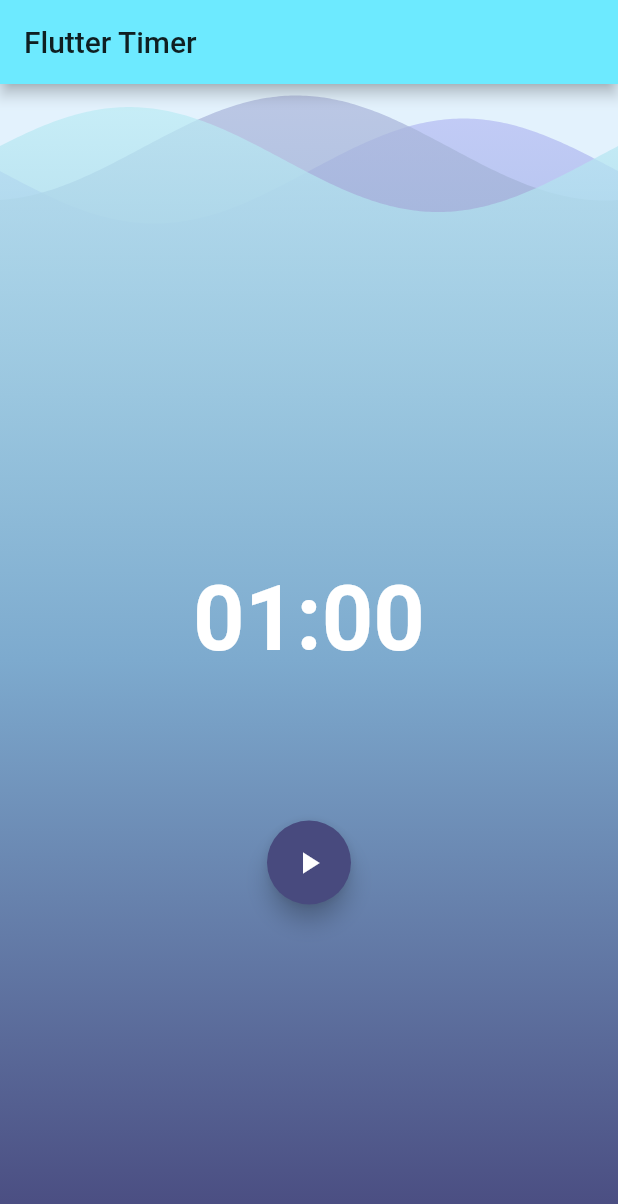
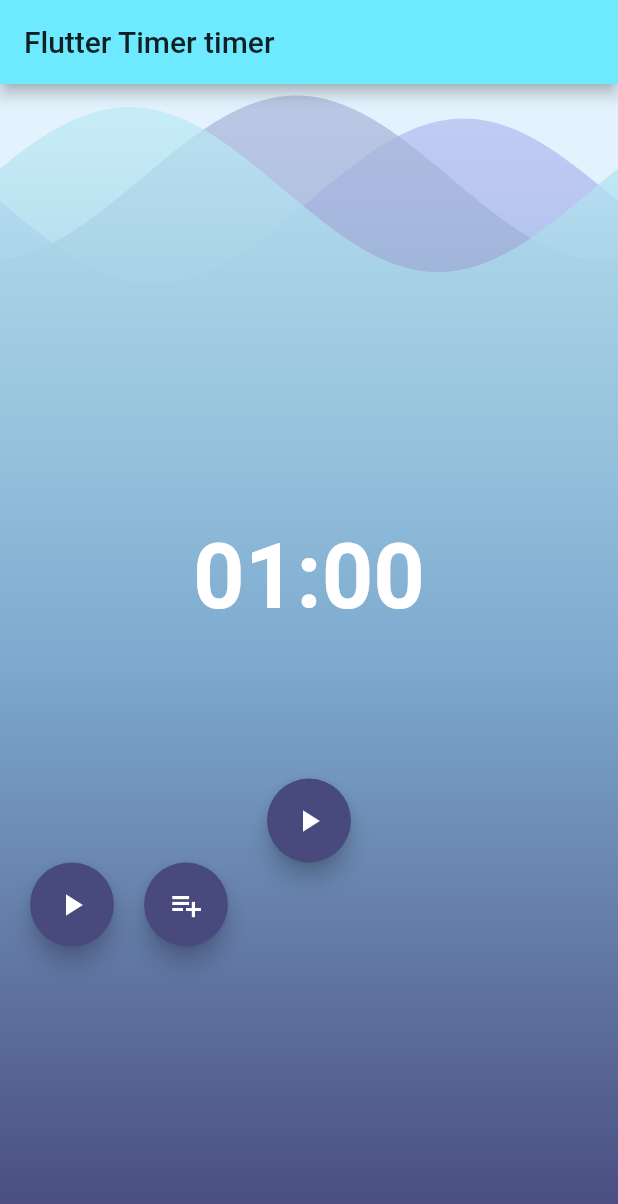
Before and after one commit to vagnerbraga/flutter_weather, a Flutter app: the screen it shows after launch, on a phone screen of 412 x 824 dp. Shown: the top 1204 px of the screen. Run offline on Flutter 3.47's test engine with Material 2 defaults, Android fonts, the phone set to English and light mode, and no system bars; drawn by our look-alikes of wave; our stand-ins replace bloc, equatable, flutter_bloc.

```diff
--- a/lib/src/models/ticker.dart
+++ b/lib/src/models/ticker.dart
@@ -1,6 +1,5 @@
 class Ticker {
   Stream<int> tick({int ticks}) {
-    return Stream.periodic(Duration(seconds: 1), (x) => ticks - x - 1)
-        .take(ticks);
+    return Stream.periodic(Duration(seconds: 1), (x) => ticks - x - 1).take(ticks);
   }
 }
--- a/lib/src/pages/actions.dart
+++ b/lib/src/pages/actions.dart
@@ -7,15 +7,12 @@ class ActionsControl extends StatelessWidget {
   Widget build(BuildContext context) {
     return Row(
       mainAxisAlignment: MainAxisAlignment.spaceEvenly,
-      children: _mapStateToActionButtons(
-        timerBloc: BlocProvider.of<TimerBloc>(context),
-      ),
+      children: _mapStateToActionButtons(timerBloc: BlocProvider.of<TimerBloc>(context)),
     );
   }
 
-  List<Widget> _mapStateToActionButtons({
-    TimerBloc timerBloc,
-  }) {
+  List<Widget> _mapStateToActionButtons({TimerBloc timerBloc,}) {
+
     final TimerState state = timerBloc.currentState;
     if (state is Ready) {
       return [
@@ -31,10 +28,7 @@ class ActionsControl extends StatelessWidget {
           child: Icon(Icons.pause),
           onPressed: () => timerBloc.dispatch(Pause()),
         ),
-        FloatingActionButton(
-          child: Icon(Icons.replay),
-          onPressed: () => timerBloc.dispatch(Reset()),
-        ),
+        this._buildFabReset(timerBloc),
       ];
     }
     if (state is Paused) {
@@ -43,20 +37,20 @@ class ActionsControl extends StatelessWidget {
           child: Icon(Icons.play_arrow),
           onPressed: () => timerBloc.dispatch(Resume()),
         ),
-        FloatingActionButton(
-          child: Icon(Icons.replay),
-          onPressed: () => timerBloc.dispatch(Reset()),
-        ),
+        this._buildFabReset(timerBloc),
       ];
     }
     if (state is Finished) {
-      return [
-        FloatingActionButton(
-          child: Icon(Icons.replay),
-          onPressed: () => timerBloc.dispatch(Reset()),
-        ),
-      ];
+      return [this._buildFabReset(timerBloc),];
     }
     return [];
   }
+
+  Widget _buildFabReset(TimerBloc timerBloc){
+    return FloatingActionButton(
+      child: Icon(Icons.replay),
+      onPressed: () => timerBloc.dispatch(Reset()),
+    );
+  }
+
 }
--- a/lib/src/pages/background.dart
+++ b/lib/src/pages/background.dart
@@ -30,7 +30,7 @@ class Background extends StatelessWidget {
         gradientEnd: Alignment.topCenter,
       ),
       size: Size(double.infinity, double.infinity),
-      waveAmplitude: 25,
+      waveAmplitude: 45,
       backgroundColor: Colors.blue[50],
     );
   }
--- a/lib/src/pages/timer.dart
+++ b/lib/src/pages/timer.dart
@@ -3,6 +3,7 @@ import 'package:flutter_bloc/flutter_bloc.dart';
 import 'package:flutter_weather/src/models/bloc.dart';
 import 'package:flutter_weather/src/pages/background.dart';
 import 'package:flutter_weather/src/pages/actions.dart';
+import 'package:flutter_weather/src/pages/page01.dart';
 
 class Timer extends StatelessWidget {
   static const TextStyle timerTextStyle = TextStyle(
@@ -13,7 +14,8 @@ class Timer extends StatelessWidget {
   @override
   Widget build(BuildContext context) {
     return Scaffold(
-      appBar: AppBar(title: Text('Flutter Timer')),
+      appBar: AppBar(title: Text('Flutter Timer timer')),
+      //drawer: _buildDrawwer(context),
       body: Stack(
         children: [
           Background(),
@@ -47,10 +49,49 @@ class Timer extends StatelessWidget {
                 currentState.runtimeType != previousState.runtimeType,
                 builder: (context, state) => ActionsControl(),
               ),
+              Row( children: <Widget>[
+                Padding(
+                  padding: EdgeInsets.only(left: 20.0),
+                  child: FloatingActionButton(
+                    child: Icon(Icons.play_arrow),
+                  ),
+                ),
+                Padding(
+                  padding: EdgeInsets.only(left: 20.0),
+                  child: FloatingActionButton(
+                    child: Icon(Icons.playlist_add),
+                  ),
+                )
+                ],
+
+              )
+
+
             ],
           ),
         ],
       ),
     );
   }
+
+  Widget _buildDrawwer(BuildContext context){
+    return Drawer(
+      child: Column(
+        children: <Widget>[
+          AppBar(
+            title: Text("titulo"),
+            automaticallyImplyLeading: false,
+          ),
+          ListTile(
+            title: Text("Counter Page 01"),
+            onTap: (){
+              Navigator.push(
+                  context,
+                  MaterialPageRoute(builder: (BuildContext context) => Page01()));
+            },
+          )
+        ],
+      ),
+    );
+  }
 }
```
Also changed, not shown: lib/src/pages/page01.dart (added, +27 -0 lines).
